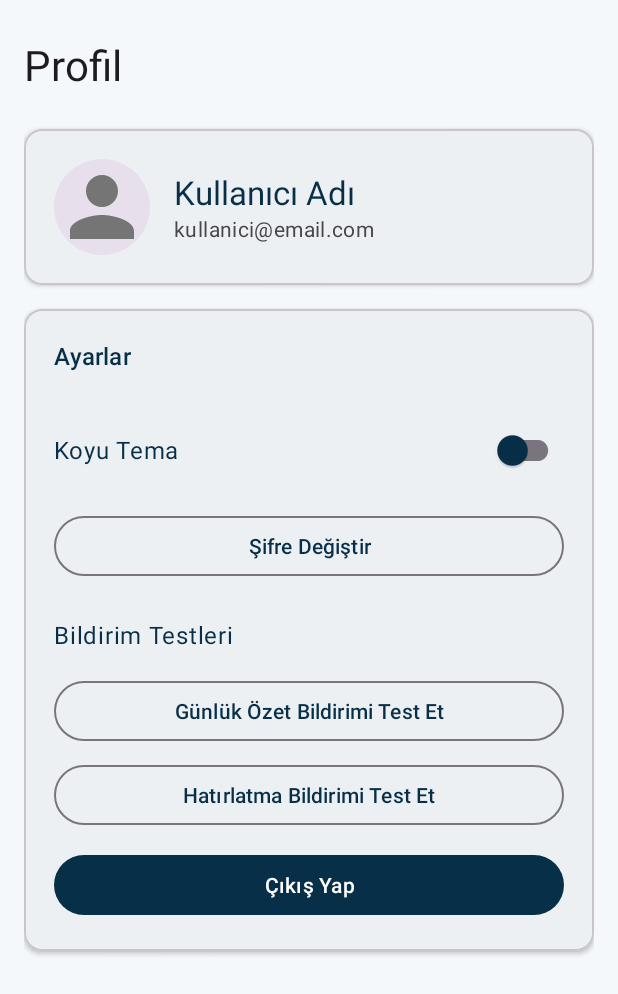
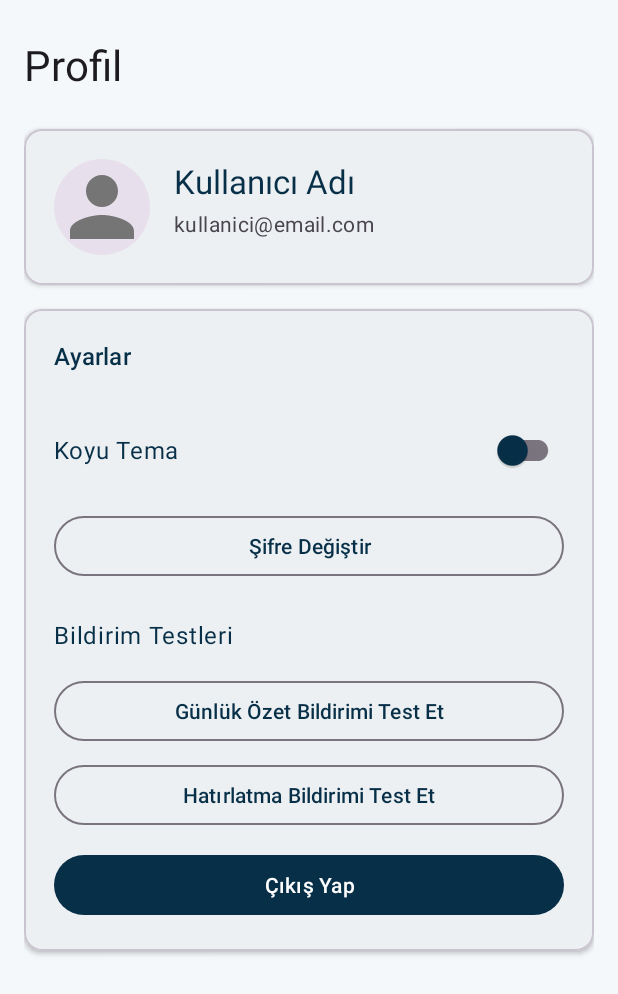
Before and after one commit to blldlgc/real-or-ai-face, an Android app: the layout fragment_profile.xml on its own in the app's theme, with its tools: preview values and no code run, on a phone screen of 412 x 824 dp. Shown: the top 994 px of the screen. Run offline under Robolectric (Android 15) with nearby library versions, the phone set to English and light mode, and no system bars.

Commit message:
new layouts added for project requirements

```diff
--- a/app/src/main/res/layout/fragment_profile.xml
+++ b/app/src/main/res/layout/fragment_profile.xml
@@ -34,12 +34,10 @@
             app:cardElevation="2dp"
             >
 
-            <LinearLayout
+            <RelativeLayout
                 android:layout_width="match_parent"
                 android:layout_height="wrap_content"
-                android:orientation="horizontal"
-                android:padding="20dp"
-                android:gravity="center_vertical">
+                android:padding="20dp">
 
                 <com.google.android.material.imageview.ShapeableImageView
                     android:id="@+id/profileImage"
@@ -49,14 +47,8 @@
                     android:contentDescription="Profil resmi"
                     android:background="?attr/colorSurfaceVariant"
                     android:scaleType="centerCrop"
+                    android:layout_centerVertical="true"
                     app:shapeAppearanceOverlay="@style/ShapeAppearance.DerinOgrenme.Circle" />
-
-                <LinearLayout
-                    android:layout_width="0dp"
-                    android:layout_height="wrap_content"
-                    android:layout_weight="1"
-                    android:orientation="vertical"
-                    android:layout_marginStart="16dp">
 
                 <TextView
                     android:id="@+id/profileName"
@@ -64,7 +56,10 @@
                     android:layout_height="wrap_content"
                     android:text="Kullanıcı Adı"
                     android:textAppearance="?attr/textAppearanceTitleLarge"
-                        android:textColor="?attr/colorOnSurface" />
+                    android:textColor="?attr/colorOnSurface"
+                    android:layout_toEndOf="@id/profileImage"
+                    android:layout_alignTop="@id/profileImage"
+                    android:layout_marginStart="16dp" />
 
                 <TextView
                     android:id="@+id/profileEmail"
@@ -72,9 +67,13 @@
                     android:layout_height="wrap_content"
                     android:text="kullanici@email.com"
                     android:textAppearance="?attr/textAppearanceBodyMedium"
-                        android:textColor="?attr/colorOnSurfaceVariant" />
-                </LinearLayout>
-            </LinearLayout>
+                    android:textColor="?attr/colorOnSurfaceVariant"
+                    android:layout_toEndOf="@id/profileImage"
+                    android:layout_below="@id/profileName"
+                    android:layout_marginStart="16dp"
+                    android:layout_marginTop="4dp" />
+
+            </RelativeLayout>
         </com.google.android.material.card.MaterialCardView>
 
         <!-- Ayarlar Kartı -->
```
Also changed, not shown: app/src/main/java/com/example/derinogrenme/fragments/HomeFragment.kt (+88 -51 lines), app/src/main/res/layout/fragment_home.xml (+66 -1 lines), app/src/main/res/layout/fragment_stats.xml (+18 -12 lines). Lines whose indentation alone changed are shown as unchanged.
